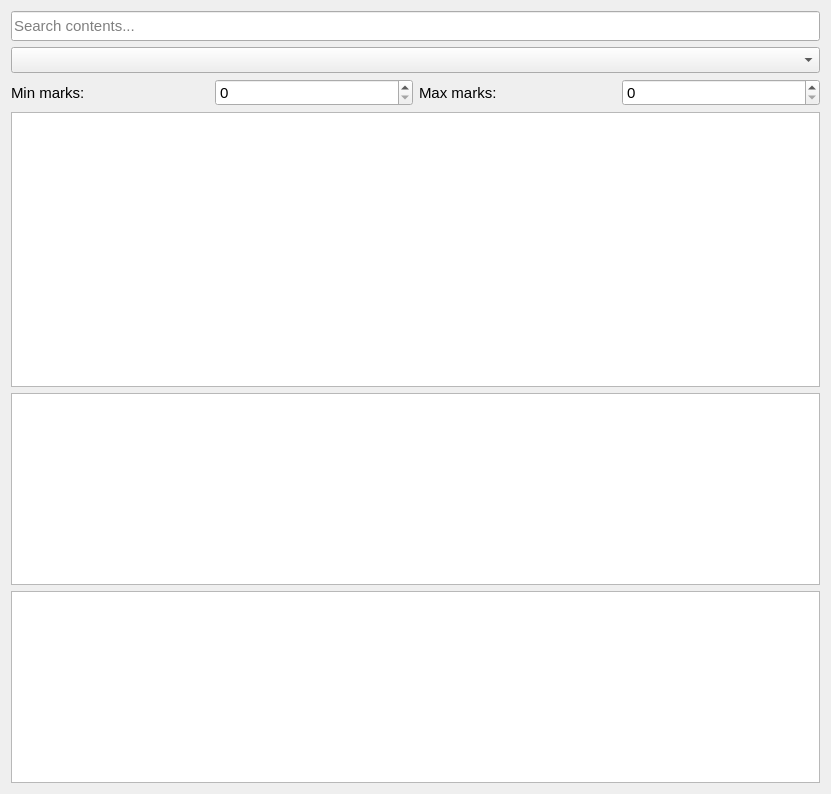
First picture: the form in QT/questionbank.ui, repository Daniel-CG-Wright/ExamPaperProject, before the edit.
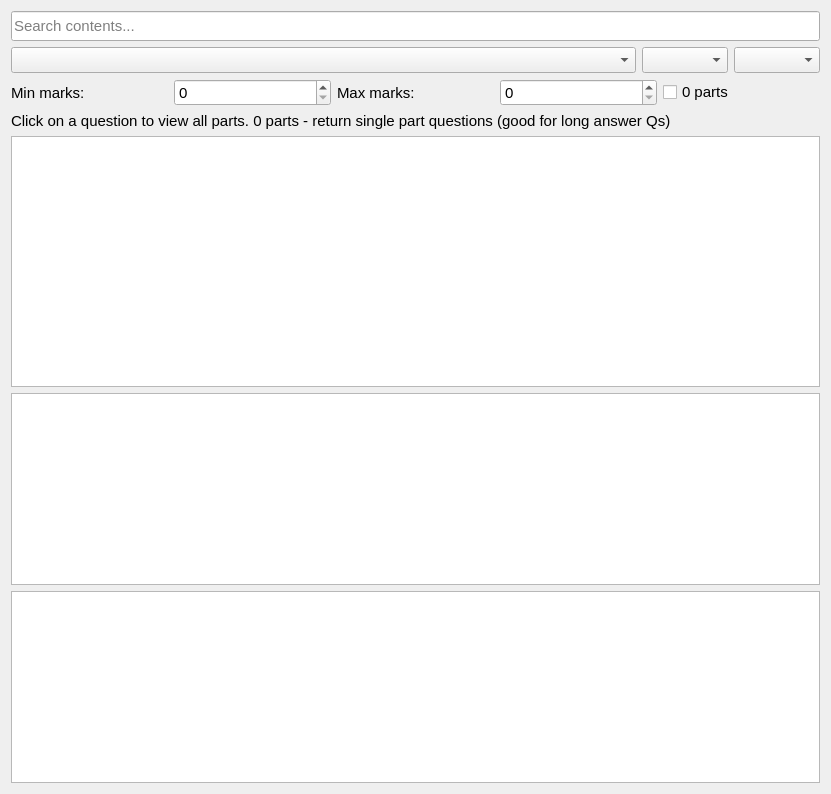
Second picture: the form after the edit.

Commit message: Working on adding the chunky SQL query to get questions matching the provided criteria for the questionbank. PLEASE NOTE: marks have now been entered to the database. This may cause errors, please test pdfreading again.

Diff of the .ui file:
```diff
--- a/QT/questionbank.ui
+++ b/QT/questionbank.ui
@@ -18,7 +18,7 @@
   <property name="windowTitle">
    <string>Question Bank</string>
   </property>
-  <layout class="QVBoxLayout" name="verticalLayout" stretch="0,0,0,4,1,1">
+  <layout class="QVBoxLayout" name="verticalLayout" stretch="0,0,0,0,4,1,1">
    <item>
     <widget class="QLineEdit" name="lineEdit">
      <property name="sizePolicy">
@@ -44,7 +44,37 @@
       <enum>QLayout::SetDefaultConstraint</enum>
      </property>
      <item>
-      <widget class="QComboBox" name="cbSelectTopic"/>
+      <widget class="QComboBox" name="cbSelectTopic">
+       <property name="sizePolicy">
+        <sizepolicy hsizetype="MinimumExpanding" vsizetype="Fixed">
+         <horstretch>0</horstretch>
+         <verstretch>0</verstretch>
+        </sizepolicy>
+       </property>
+      </widget>
+     </item>
+     <item>
+      <widget class="QComboBox" name="cbComponent">
+       <property name="sizePolicy">
+        <sizepolicy hsizetype="Minimum" vsizetype="Fixed">
+         <horstretch>0</horstretch>
+         <verstretch>0</verstretch>
+        </sizepolicy>
+       </property>
+       <property name="sizeAdjustPolicy">
+        <enum>QComboBox::AdjustToContents</enum>
+       </property>
+      </widget>
+     </item>
+     <item>
+      <widget class="QComboBox" name="cbLevel">
+       <property name="sizePolicy">
+        <sizepolicy hsizetype="Minimum" vsizetype="Fixed">
+         <horstretch>0</horstretch>
+         <verstretch>0</verstretch>
+        </sizepolicy>
+       </property>
+      </widget>
      </item>
     </layout>
    </item>
@@ -70,8 +100,22 @@
      <item>
       <widget class="QSpinBox" name="sbMax"/>
      </item>
+     <item>
+      <widget class="QCheckBox" name="checkBoxForSingleParts">
+       <property name="text">
+        <string>0 parts</string>
+       </property>
+      </widget>
+     </item>
     </layout>
    </item>
+   <item>
+    <widget class="QLabel" name="lTip">
+     <property name="text">
+      <string>Click on a question to view all parts. 0 parts - return single part questions (good for long answer Qs)</string>
+     </property>
+    </widget>
+   </item>
    <item>
     <widget class="QTableWidget" name="twQuestionBank">
      <property name="sizePolicy">
```
